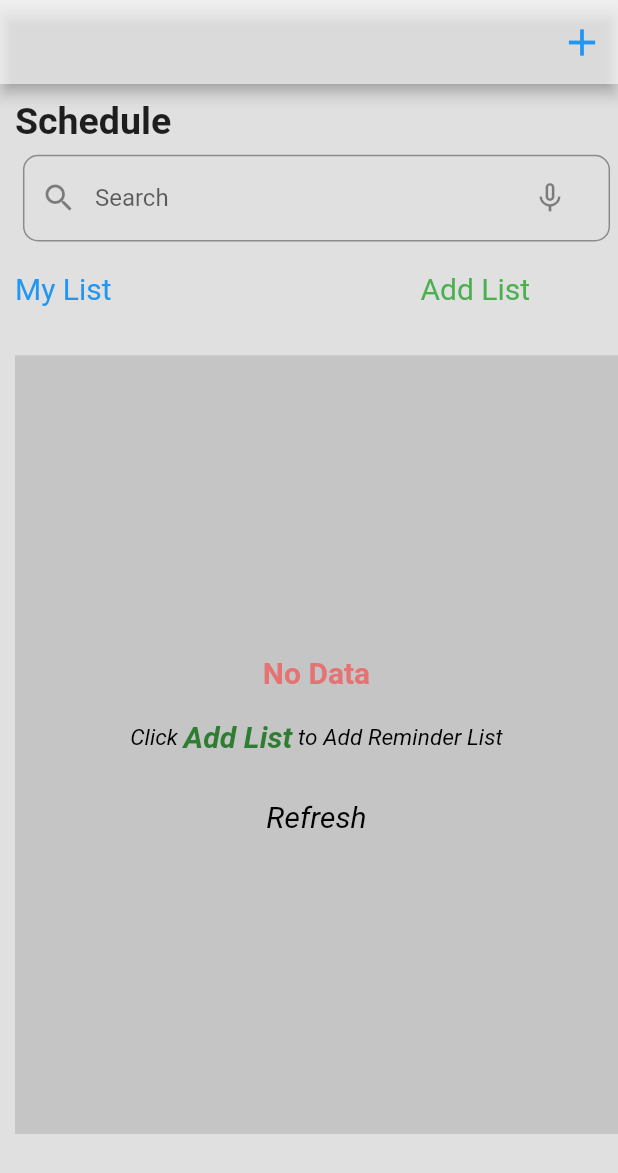
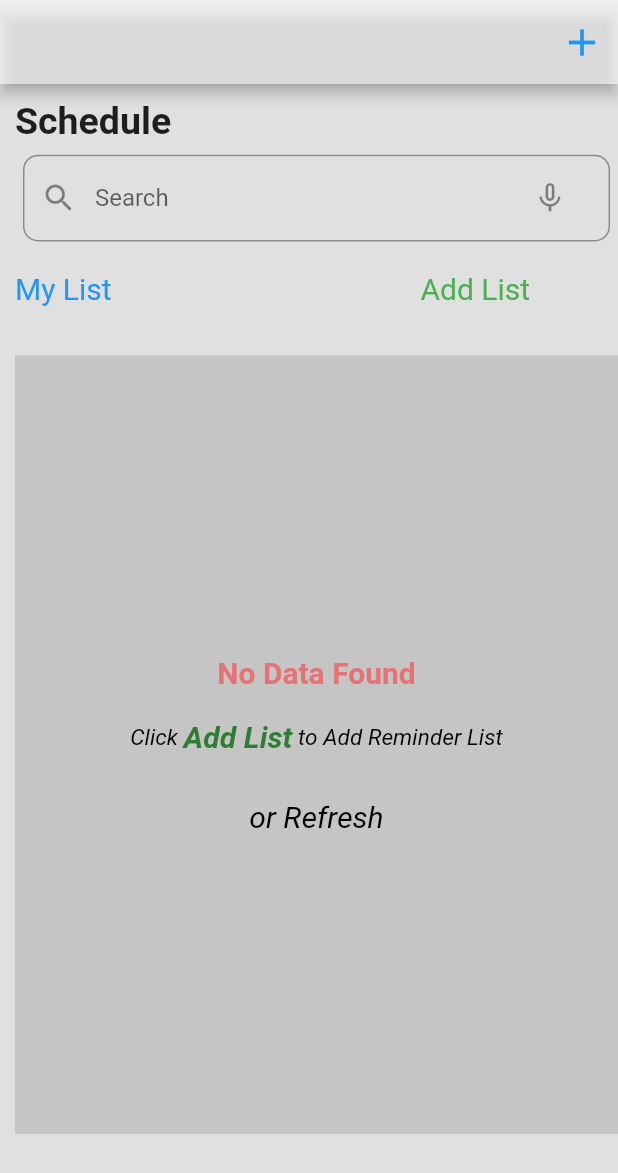
Before and after one commit to Nitesh-Patel-B/dialpad, a Flutter app: the Schedule screen opened directly, on a phone screen of 412 x 824 dp. Shown: the top 1173 px of the screen. Run offline on Flutter 3.47's test engine with Material 2 defaults, Android fonts, the light colour scheme and no system bars; drawn by our look-alikes of avatar_glow; our stand-ins replace country_code_picker, flutter_local_notifications, flutter_slidable, lottie, permission_handler, rxdart and 6 more; missing offline and left inert: clipboard, flutter_phone_direct_caller; accounts and stored records are empty; statements that could not run were skipped.

Commit message:
First update

```diff
--- a/lib/main.dart
+++ b/lib/main.dart
@@ -1108,7 +1108,7 @@ class _ScheduleState extends State<Schedule> {
                                   mainAxisAlignment: MainAxisAlignment.center,
                                   children: [
                                     Text(
-                                      "No Data",
+                                      "No Data Found",
                                       style: TextStyle(
                                           fontSize: 20,
                                           fontWeight: FontWeight.bold,
@@ -1153,7 +1153,7 @@ class _ScheduleState extends State<Schedule> {
                                           MainAxisAlignment.center,
                                       children: [
                                         Text(
-                                          "Refresh",
+                                          "or Refresh",
                                           style: TextStyle(
                                               fontSize: 20,
                                               color: Colors.black,
--- a/lib/update.dart
+++ b/lib/update.dart
@@ -427,7 +427,7 @@ class _UpdateState extends State<Update> {
                         color: Colors.black,
                         fontStyle: FontStyle.italic,
                         fontSize: 20),
-                    hint: Text("Select List"),
+                    hint: Text("${widget.lst}"),
                     value: selectval,
                     onChanged: (value) {
                       setState(() {
```
Also changed, not shown: lib/Schedule.dart (+12 -11 lines), lib/addlist.dart (+6 -2 lines).
